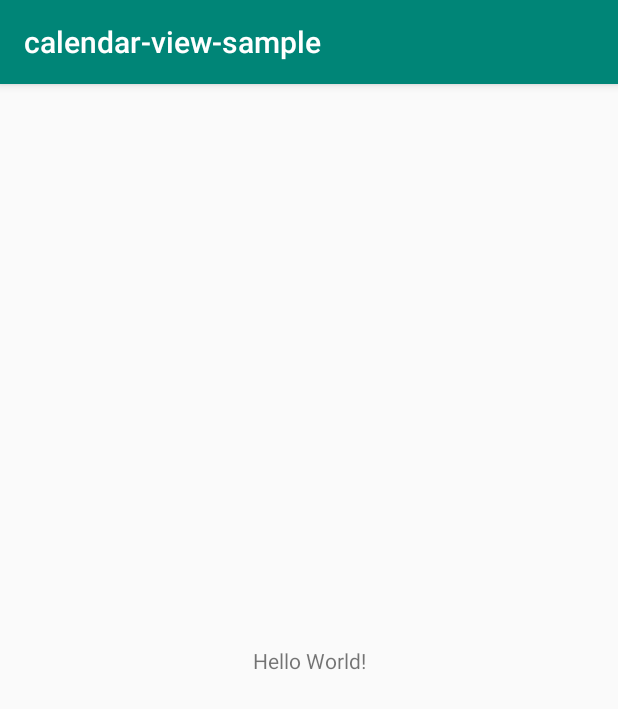
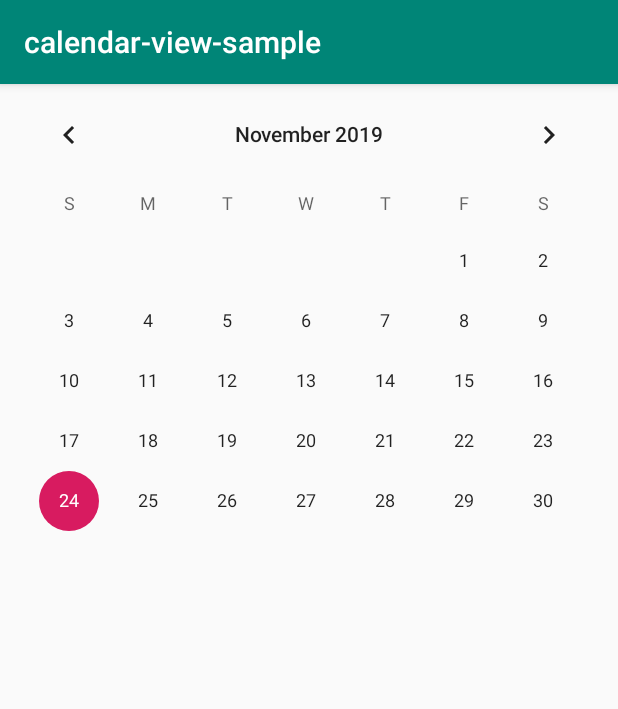
Before and after one commit to sasakitomohiro/calendar-view-sample, an Android app: the screen it shows after launch (MainActivity), on a phone screen of 412 x 824 dp. Shown: the top 709 px of the screen. Run offline under Robolectric (Android 15) with nearby library versions, the phone set to English and light mode, and no system bars; libraries missing offline, so code that uses them is left out: com.jakewharton.threetenabp; 1 statement that could not run was skipped.

Commit message:
add CalendarView to activity_main

```diff
--- a/app/src/main/res/layout/activity_main.xml
+++ b/app/src/main/res/layout/activity_main.xml
@@ -6,13 +6,9 @@
     android:layout_height="match_parent"
     tools:context=".MainActivity">
 
-    <TextView
-        android:layout_width="wrap_content"
-        android:layout_height="wrap_content"
-        android:text="Hello World!"
-        app:layout_constraintBottom_toBottomOf="parent"
-        app:layout_constraintLeft_toLeftOf="parent"
-        app:layout_constraintRight_toRightOf="parent"
-        app:layout_constraintTop_toTopOf="parent" />
+    <CalendarView
+        android:id="@+id/calendar_view"
+        android:layout_width="match_parent"
+        android:layout_height="match_parent"/>
 
 </androidx.constraintlayout.widget.ConstraintLayout>
```
